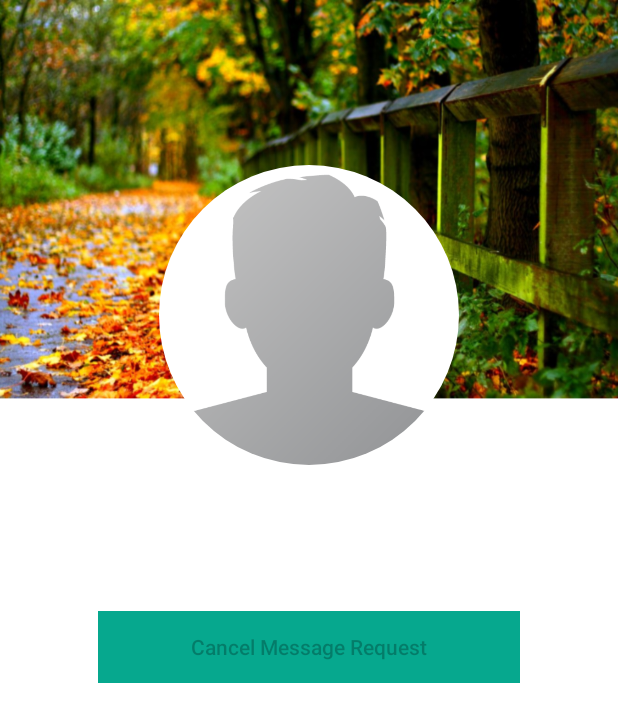
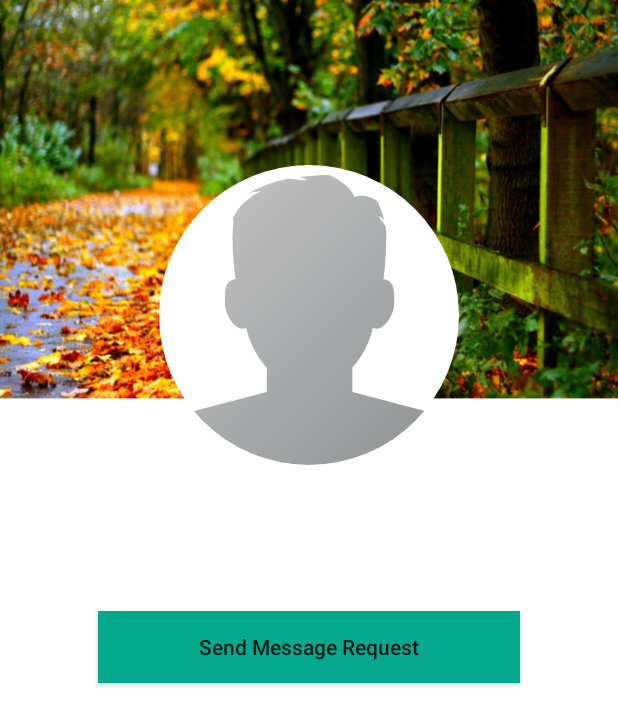
Before and after one commit to Rohitn697/ChatApp, an Android app: the profileActivity screen opened directly, with no data from a screen before it, after a tap on "Cancel Message Request", on a phone screen of 412 x 824 dp. Shown: the top 725 px of the screen. Run offline under Robolectric (Android 15) with nearby library versions, the phone set to English and light mode, and no system bars; our stand-ins replace CircleImageView, Firebase (no records; nobody signed in at launch, a user with empty details on screens opened directly), Picasso; 3 statements that could not run were skipped; 1 other tap on this screen came first.

Commit message:
receiver's end- can now reject requests

```diff
--- a/app/src/main/java/com/example/chatapp/profileActivity.java
+++ b/app/src/main/java/com/example/chatapp/profileActivity.java
@@ -25,7 +25,7 @@ public class profileActivity extends AppCompatActivity {
     private String receiverUserID,currentState,currentUserID,receiverName;
     private CircleImageView visitorProfilePic;
     private TextView username,status;
-    private Button sendRequest;
+    private Button sendRequest,cancelRequest;
     private DatabaseReference ref,chatReqRef;
     FirebaseAuth mAuth;
     @Override
@@ -46,6 +46,7 @@ public class profileActivity extends AppCompatActivity {
         username = (TextView) findViewById(R.id.visited_username);
         status = (TextView) findViewById(R.id.visited_status);
         sendRequest = (Button) findViewById(R.id.sendRequest);
+        cancelRequest = (Button) findViewById(R.id.cancelRequest);
         currentState = "new";
     }
     private void retrieveInfo() {
@@ -92,6 +93,21 @@ public class profileActivity extends AppCompatActivity {
                      currentState="request_sent";
                      sendRequest.setText("Cancel Message Request");
                  }
+                 //on receivers end
+                else if (request_type.equals("received")){
+                     currentState = "request_received";
+                     sendRequest.setText("Accept Request");
+                     cancelRequest.setVisibility(View.VISIBLE);
+                     cancelRequest.setEnabled(true);
+                     cancelRequest.setOnClickListener(new View.OnClickListener() {
+                         @Override
+                         public void onClick(View view) {
+                             cancelChatrequest();
+                             cancelRequest.setVisibility(View.INVISIBLE);
+                             cancelRequest.setEnabled(false);
+                         }
+                     });
+                 }
             }
             }
 
@@ -110,12 +126,37 @@ public class profileActivity extends AppCompatActivity {
                         Toast.makeText(profileActivity.this, "Message request has been sent to "+ receiverName , Toast.LENGTH_SHORT).show();
                         sendChatRequest();
                     }
+                    if (currentState.equals("request_sent")){
+                        cancelChatrequest();
+                        Toast.makeText(profileActivity.this, "Request Withdrawn", Toast.LENGTH_SHORT).show();
+                    }
                 }
             });
+
         }
         else {
             sendRequest.setVisibility(View.INVISIBLE);
         }
+    }
+
+    private void cancelChatrequest() {
+        chatReqRef.child(currentUserID).child(receiverUserID).removeValue().addOnCompleteListener(new OnCompleteListener<Void>() {
+            @Override
+            public void onComplete(@NonNull Task<Void> task) {
+           if (task.isSuccessful()){
+               chatReqRef.child(receiverUserID).child(currentUserID).removeValue().addOnCompleteListener(new OnCompleteListener<Void>() {
+                   @Override
+                   public void onComplete(@NonNull Task<Void> task) {
+                       if (task.isSuccessful()){
+                           sendRequest.setEnabled(true);
+                           currentState="new";
+                           sendRequest.setText("Send Message Request");
+                       }
+                   }
+               });
+           }
+            }
+        });
     }
 
     private void sendChatRequest() {
--- a/app/src/main/res/layout/activity_profile.xml
+++ b/app/src/main/res/layout/activity_profile.xml
@@ -55,4 +55,17 @@
         android:text="Send Message Request"
         android:textAllCaps="false"
         />
+    <Button
+        android:id="@+id/cancelRequest"
+        android:layout_width="match_parent"
+        android:layout_height="wrap_content"
+        android:layout_below="@+id/sendRequest"
+        android:layout_marginTop="10dp"
+        android:layout_marginLeft="65dp"
+        android:layout_marginRight="65dp"
+        android:background="@drawable/buttons"
+        android:text="Cancel Request"
+        android:textAllCaps="false"
+        android:visibility="invisible"
+        />
 </RelativeLayout>
```
